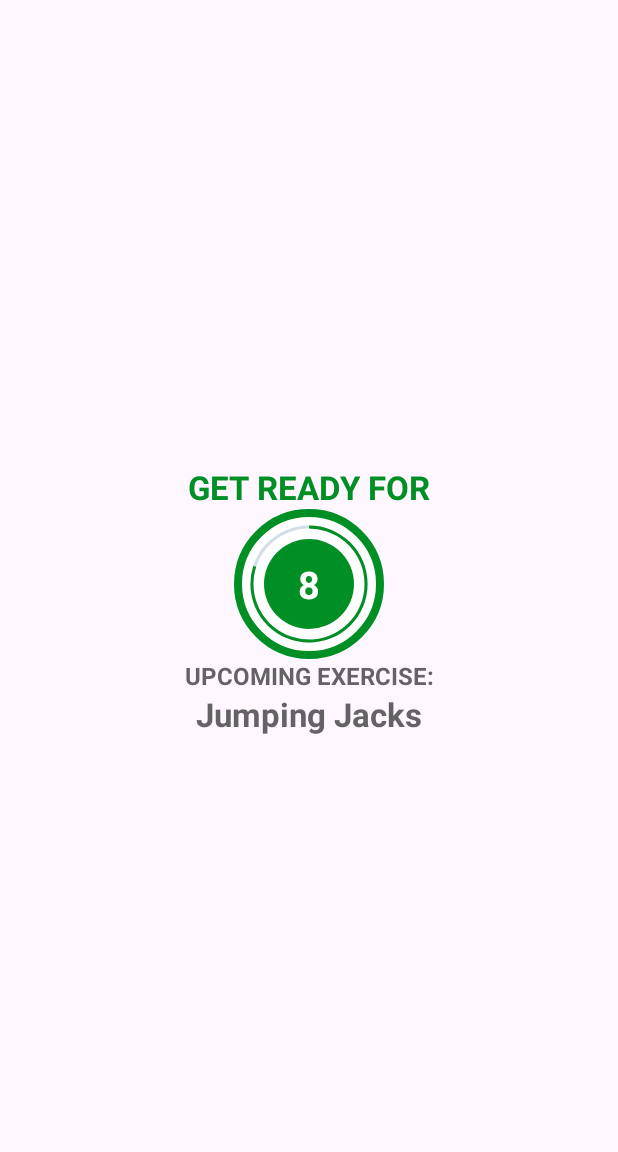
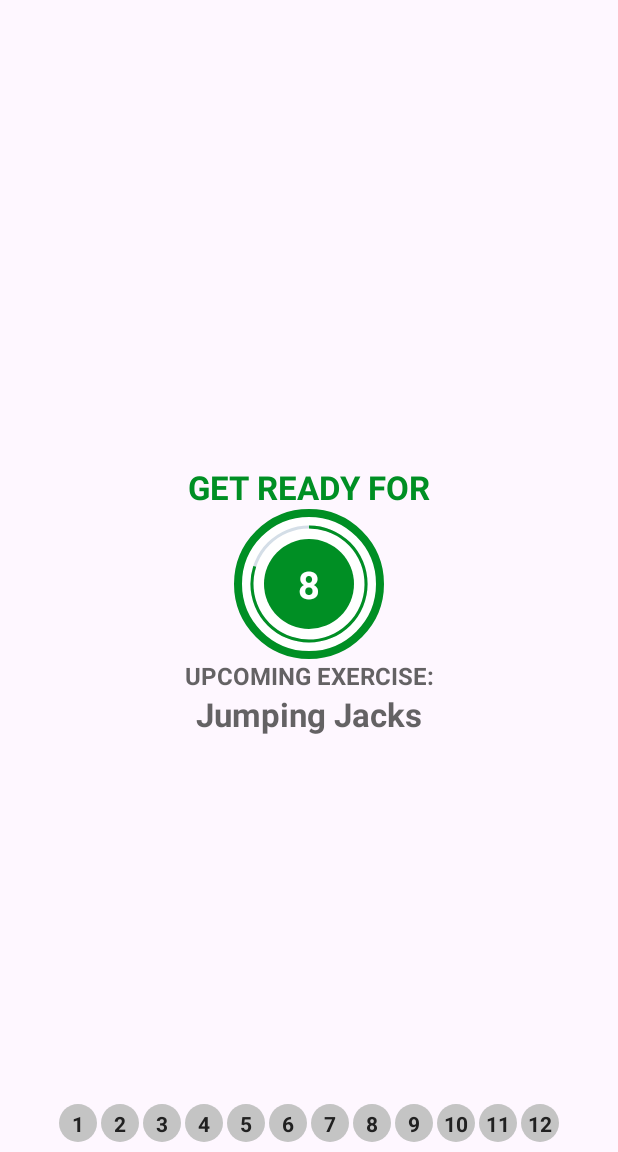
Before and after one commit to Khavi18/WorkoutAppKotlin, an Android app: the ExerciseActivity screen opened directly, with no data from a screen before it, on a phone screen of 412 x 824 dp, the part 84-1236 px from its top. Run offline under Robolectric (Android 15) with nearby library versions, the phone set to English and light mode, and no system bars.

Commit message:
feat: show current and completed exercise

```diff
--- a/app/src/main/java/com/example/workoutappkotlin/Constants.kt
+++ b/app/src/main/java/com/example/workoutappkotlin/Constants.kt
@@ -65,7 +65,7 @@
             false,
             false
         )
-        exerciseList.add(jumpingJacks)
+        exerciseList.add(pushUpRotation)
 
         val sidePlank = ExerciseModel(
             8,
--- a/app/src/main/java/com/example/workoutappkotlin/ExerciseActivity.kt
+++ b/app/src/main/java/com/example/workoutappkotlin/ExerciseActivity.kt
@@ -11,6 +11,7 @@
 import androidx.appcompat.app.AppCompatActivity
 import androidx.core.view.ViewCompat
 import androidx.core.view.WindowInsetsCompat
+import androidx.recyclerview.widget.LinearLayoutManager
 import com.example.workoutappkotlin.databinding.ActivityExerciseBinding
 import java.util.Locale
 
@@ -29,6 +30,8 @@
 
     private var tts: TextToSpeech? = null
     private var player: MediaPlayer? = null
+
+    private var exerciseAdapter: ExerciseStatusAdapter? = null
 
     override fun onCreate(savedInstanceState: Bundle?) {
         super.onCreate(savedInstanceState)
@@ -55,6 +58,14 @@
         }
 
         setupRestView()
+        setupExerciseStatusRecyclerView()
+    }
+
+    private fun setupExerciseStatusRecyclerView() {
+        binding?.rvExerciseStatus?.layoutManager = LinearLayoutManager(this, LinearLayoutManager.HORIZONTAL, false)
+
+        exerciseAdapter = ExerciseStatusAdapter(exerciseList!!)
+        binding?.rvExerciseStatus?.adapter = exerciseAdapter
     }
 
     private fun setExerciseProgressBar() {
@@ -67,6 +78,10 @@
             }
 
             override fun onFinish() {
+
+                exerciseList!![currentExercisePosition].setIsSelected(false)
+                exerciseList!![currentExercisePosition].setIsCompleted(true)
+                exerciseAdapter!!.notifyDataSetChanged()
                 if(currentExercisePosition < exerciseList?.size!! - 1) {
                     setupRestView()
                 } else {
@@ -87,6 +102,8 @@
 
             override fun onFinish() {
                 currentExercisePosition++
+                exerciseList!![currentExercisePosition].setIsSelected(true)
+                exerciseAdapter!!.notifyDataSetChanged()
                 setupExerciseView()
             }
         }.start()
--- /dev/null
+++ b/app/src/main/java/com/example/workoutappkotlin/ExerciseStatusAdapter.kt
@@ -0,0 +1,42 @@
+package com.example.workoutappkotlin
+
+import android.graphics.Color
+import android.view.LayoutInflater
+import android.view.ViewGroup
+import androidx.core.content.ContextCompat
+import androidx.recyclerview.widget.RecyclerView
+import com.example.workoutappkotlin.databinding.ItemExerciseStatusBinding
+
+class ExerciseStatusAdapter(val items: ArrayList<ExerciseModel>): RecyclerView.Adapter<ExerciseStatusAdapter.ViewHolder>() {
+
+    class ViewHolder(binding: ItemExerciseStatusBinding): RecyclerView.ViewHolder(binding.root) {
+        val tvItem = binding.tvItem
+    }
+    override fun onCreateViewHolder(parent: ViewGroup, viewType: Int): ViewHolder {
+        return ViewHolder(ItemExerciseStatusBinding.inflate(LayoutInflater.from(parent.context), parent, false))
+    }
+
+    override fun onBindViewHolder(holder: ViewHolder, position: Int) {
+        val model: ExerciseModel = items[position]
+        holder.tvItem.text = model.getId().toString()
+
+        when {
+            model.getIsSelected() -> {
+                holder.tvItem.background = ContextCompat.getDrawable(holder.itemView.context, R.drawable.item_circular_thin_color_accent_border)
+                holder.tvItem.setTextColor(Color.parseColor("#212121"))
+            }
+            model.getIsCompleted() -> {
+                holder.tvItem.background = ContextCompat.getDrawable(holder.itemView.context, R.drawable.item_circular_color_accent_background)
+                holder.tvItem.setTextColor(Color.parseColor("#FFFFFF"))
+            }
+            else -> {
+                holder.tvItem.background = ContextCompat.getDrawable(holder.itemView.context, R.drawable.item_circular_color_gray_background)
+                holder.tvItem.setTextColor(Color.parseColor("#212121"))
+            }
+        }
+    }
+
+    override fun getItemCount(): Int {
+        return items.size
+    }
+}
--- /dev/null
+++ b/app/src/main/res/drawable/item_circular_thin_color_accent_border.xml
@@ -0,0 +1,5 @@
+<?xml version="1.0" encoding="utf-8"?>
+<shape xmlns:android="http://schemas.android.com/apk/res/android" android:shape="oval">
+    <stroke android:width="1dp" android:color="@color/colorAccent"/>
+    <solid android:color="@color/white" />
+</shape>
--- a/app/src/main/res/layout/activity_exercise.xml
+++ b/app/src/main/res/layout/activity_exercise.xml
@@ -171,9 +171,11 @@
 
     <androidx.recyclerview.widget.RecyclerView
         android:id="@+id/rvExerciseStatus"
-        android:layout_width="match_parent"
+        android:layout_width="wrap_content"
         android:layout_height="wrap_content"
         android:layout_margin="5dp"
+        app:layout_constraintEnd_toEndOf="parent"
+        app:layout_constraintStart_toStartOf="parent"
         app:layout_constraintTop_toBottomOf="@id/flExerciseProgressBar"
         app:layout_constraintBottom_toBottomOf="parent"/>
 
```
